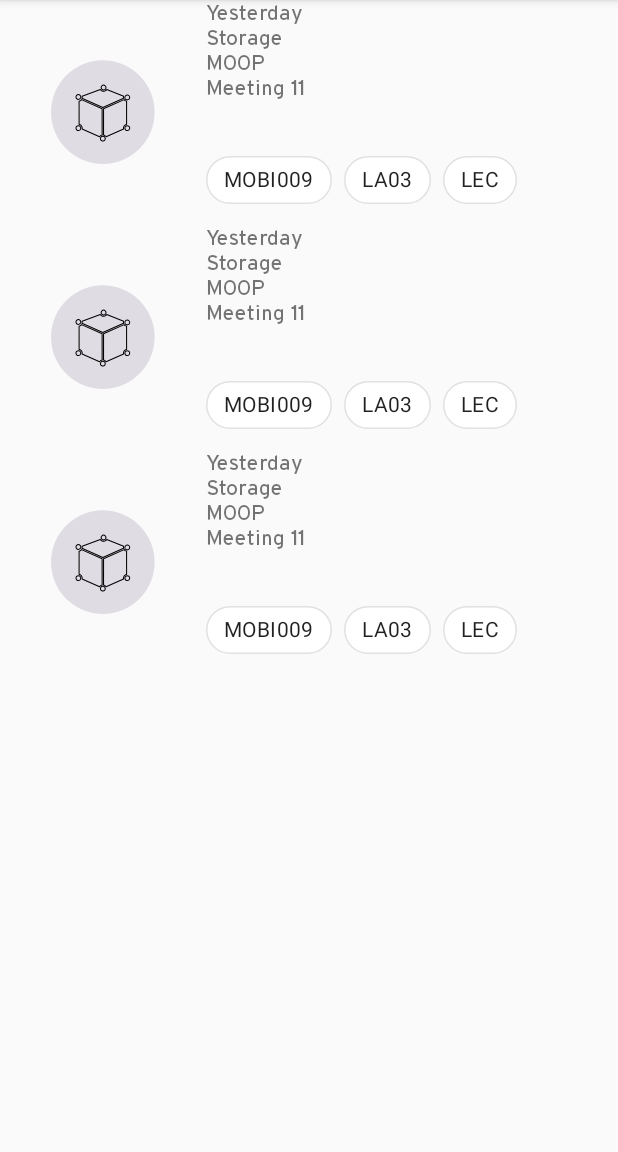
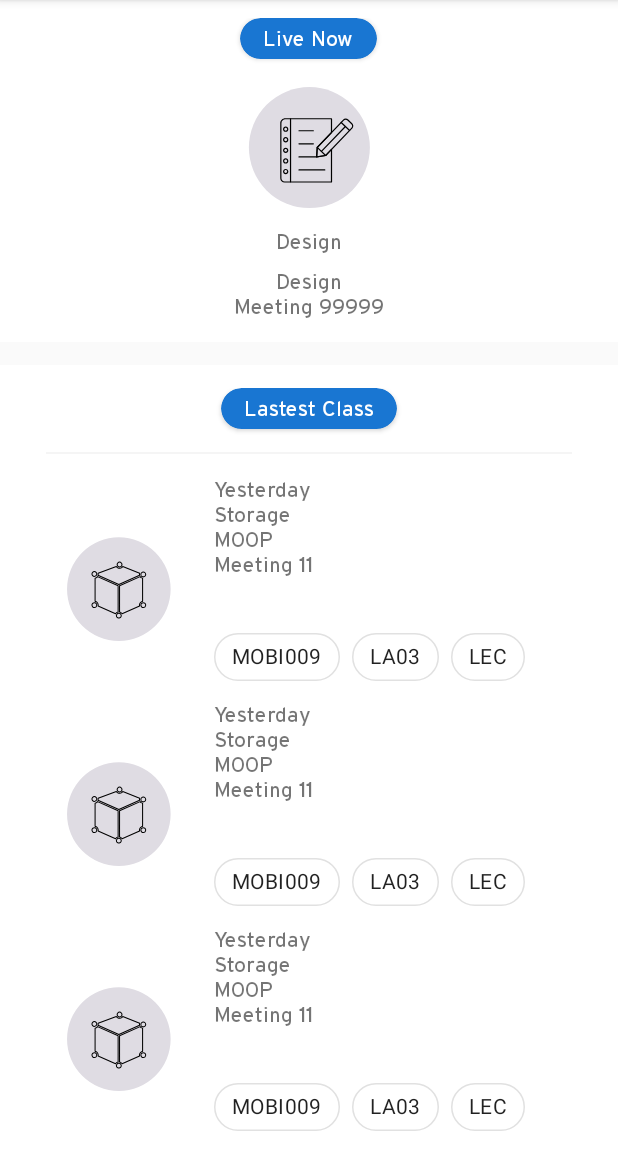
Before and after one commit to bearcatsdev/adab-android, an Android app: the screen it shows after launch (MainActivity), on a phone screen of 412 x 824 dp, the part 84-1236 px from its top. Run offline under Robolectric (Android 15) with nearby library versions, the phone set to English and light mode, and no system bars; our stand-ins replace CircleImageView.

```diff
--- a/app/src/main/java/com/ambinusian/adab/ui/allclasses/AllClassesFragment.java
+++ b/app/src/main/java/com/ambinusian/adab/ui/allclasses/AllClassesFragment.java
@@ -1,8 +1,12 @@
 package com.ambinusian.adab.ui.allclasses;
 
 import android.os.Bundle;
+import android.widget.ImageView;
+import android.widget.LinearLayout;
+import android.widget.TextView;
 import androidx.annotation.NonNull;
 import androidx.annotation.Nullable;
+import androidx.core.content.ContextCompat;
 import androidx.fragment.app.Fragment;
 import android.view.LayoutInflater;
 import android.view.View;
@@ -20,6 +24,9 @@ public class AllClassesFragment extends Fragment {
 
     RecyclerView coursesRecyclerView;
     ArrayList<CourseModel> coursesList;
+    LinearLayout liveLayout;
+    ImageView liveClassIcon;
+    TextView liveClassTitle, liveCourse, liveClassMeeting;
 
     @Override
     public View onCreateView(LayoutInflater inflater, ViewGroup container,
@@ -33,7 +40,22 @@ public class AllClassesFragment extends Fragment {
         super.onViewCreated(view, savedInstanceState);
 
         coursesRecyclerView = view.findViewById(R.id.rv_courses);
+        liveLayout = view.findViewById(R.id.liveLayout);
+        liveClassIcon = view.findViewById(R.id.liveClassIcon);
+        liveClassTitle  = view.findViewById(R.id.tv_liveClassTitle);
+        liveCourse = view.findViewById(R.id.tv_liveCourse);
+        liveClassMeeting = view.findViewById(R.id.tv_liveClassMeeting);
         coursesList = new ArrayList<>();
+
+        //if live class is starting
+        if(true){
+            liveLayout.setVisibility(View.VISIBLE);
+            liveClassIcon.setImageDrawable(ContextCompat.getDrawable(getContext(),R.drawable.ic_class_59_pencilpaper));
+            liveClassTitle.setText("Design");
+            liveCourse.setText("Design");
+            liveClassMeeting.setText("Meeting 99999");
+        }
+
 
         //set layout manager for recycler view
         coursesRecyclerView.setLayoutManager(new LinearLayoutManager(getContext()));
--- a/app/src/main/res/layout/fragment_all_classes.xml
+++ b/app/src/main/res/layout/fragment_all_classes.xml
@@ -3,12 +3,114 @@
     xmlns:tools="http://schemas.android.com/tools"
     android:layout_width="match_parent"
     android:layout_height="match_parent"
+    xmlns:app="http://schemas.android.com/apk/res-auto"
     tools:context=".ui.allclasses.AllClassesFragment">
 
-    <androidx.recyclerview.widget.RecyclerView
-        android:id="@+id/rv_courses"
+
+    <androidx.core.widget.NestedScrollView
         android:layout_width="match_parent"
-        android:layout_height="match_parent"
-        tools:listitem="@layout/recycler_view_item"></androidx.recyclerview.widget.RecyclerView>
+        android:layout_height="match_parent">
+        <LinearLayout
+            android:layout_width="match_parent"
+            android:layout_height="wrap_content"
+            android:orientation="vertical">
+            <LinearLayout
+                android:layout_width="match_parent"
+                android:layout_height="match_parent"
+                android:background="@color/colorPrimary"
+                android:orientation="vertical"
+                android:id="@+id/liveLayout"
+                android:gravity="center"
+                android:visibility="gone"
+                android:padding="15dp">
+                <androidx.cardview.widget.CardView
+                    android:layout_width="wrap_content"
+                    android:layout_height="wrap_content"
+                    android:backgroundTint="@color/colorAccent"
+                    app:cardCornerRadius="15dp">
+                    <TextView
+                        android:layout_width="wrap_content"
+                        android:layout_height="wrap_content"
+                        android:layout_marginHorizontal="15dp"
+                        android:layout_marginVertical="5dp"
+                        android:text="@string/tag_live_now"
+                        android:textColor="#ffffff" />
+                </androidx.cardview.widget.CardView>
+
+                <Space
+                    android:layout_width="match_parent"
+                    android:layout_height="15dp" />
+
+                <de.hdodenhof.circleimageview.CircleImageView
+                    android:id="@+id/liveClassIcon"
+                    android:layout_width="85dp"
+                    android:layout_height="88dp"
+                    android:src="@drawable/ic_launcher_background" />
+
+                <TextView
+                    android:id="@+id/tv_liveClassTitle"
+                    android:layout_width="wrap_content"
+                    android:layout_height="wrap_content"
+                    android:layout_margin="10dp"
+                    android:text="@string/placeholder_title" />
+
+                <TextView
+                    android:id="@+id/tv_liveCourse"
+                    android:layout_width="wrap_content"
+                    android:layout_height="wrap_content"
+                    android:text="@string/placeholder_subtitle" />
+
+                <TextView
+                    android:id="@+id/tv_liveClassMeeting"
+                    android:layout_width="wrap_content"
+                    android:layout_height="wrap_content"
+                    android:text="@string/placeholder_subtitle" />
+            </LinearLayout>
+
+            <Space
+                android:layout_width="match_parent"
+                android:layout_height="15dp" />
+
+            <LinearLayout
+                android:layout_width="match_parent"
+                android:layout_height="match_parent"
+                android:padding="15dp"
+                android:orientation="vertical"
+                android:background="@color/colorPrimary">
+
+                <androidx.cardview.widget.CardView
+                    android:layout_width="wrap_content"
+                    android:layout_height="wrap_content"
+                    android:layout_gravity="center"
+                    android:backgroundTint="@color/colorAccent"
+                    app:cardCornerRadius="15dp">
+                    <TextView
+                        android:layout_width="wrap_content"
+                        android:layout_height="wrap_content"
+                        android:layout_marginHorizontal="15dp"
+                        android:layout_marginVertical="5dp"
+                        android:text="@string/tag_lastest_class"
+                        android:textColor="#ffffff" />
+                </androidx.cardview.widget.CardView>
+
+                <View
+                    android:layout_width="match_parent"
+                    android:layout_height="1dp"
+                    android:layout_margin="15dp"
+                    android:background="#F5F5F5"
+                    />
+
+                <androidx.recyclerview.widget.RecyclerView
+                    android:id="@+id/rv_courses"
+                    android:layout_width="match_parent"
+                    android:layout_height="match_parent"
+                    tools:listitem="@layout/recycler_view_item">
+
+                </androidx.recyclerview.widget.RecyclerView>
+            </LinearLayout>
+
+        </LinearLayout>
+    </androidx.core.widget.NestedScrollView>
+
 
 </FrameLayout>
--- a/app/src/main/res/values/strings.xml
+++ b/app/src/main/res/values/strings.xml
@@ -17,6 +17,10 @@
     <string name="placeholder_title">Title</string>
     <string name="placeholder_subtitle">Subtitle</string>
 
+    <!--Tag in all classes fragment-->
+    <string name="tag_live_now">Live Now</string>
+    <string name="tag_lastest_class">Lastest Class</string>
+
 
     <string name="hello_blank_fragment">Hello blank fragment</string>
 </resources>
```
